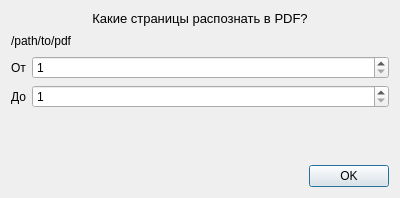
This is src/godr/frontend/ui/select_pages_pdf.ui in gle8098/diagram-recognition as Qt 5 draws it before an edit. The edited form follows.
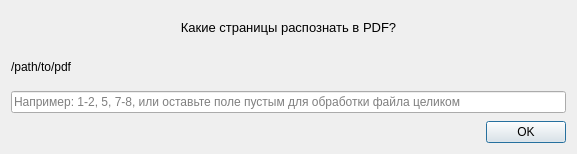
This is the edited form.

Commit message: GODR-61: better pdf page range

The edit to the form file:
```diff
--- a/src/godr/frontend/ui/select_pages_pdf.ui
+++ b/src/godr/frontend/ui/select_pages_pdf.ui
@@ -6,14 +6,14 @@
    <rect>
     <x>0</x>
     <y>0</y>
-    <width>400</width>
-    <height>198</height>
+    <width>577</width>
+    <height>154</height>
    </rect>
   </property>
   <property name="windowTitle">
    <string>Выбор страниц для pdf</string>
   </property>
-  <layout class="QVBoxLayout" name="verticalLayout" stretch="0,0,1,0">
+  <layout class="QVBoxLayout" name="verticalLayout" stretch="0,0,0,0">
    <property name="spacing">
     <number>8</number>
    </property>
@@ -40,48 +40,11 @@
     </widget>
    </item>
    <item>
-    <layout class="QFormLayout" name="formLayout">
-     <property name="horizontalSpacing">
-      <number>6</number>
+    <widget class="QLineEdit" name="page_range">
+     <property name="placeholderText">
+      <string>Например: 1-2, 5, 7-8, или оставьте поле пустым для обработки файла целиком</string>
      </property>
-     <property name="verticalSpacing">
-      <number>6</number>
-     </property>
-     <item row="0" column="0">
-      <widget class="QLabel" name="label">
-       <property name="text">
-        <string>От</string>
-       </property>
-      </widget>
-     </item>
-     <item row="0" column="1">
-      <widget class="QSpinBox" name="start_page">
-       <property name="minimum">
-        <number>1</number>
-       </property>
-       <property name="maximum">
-        <number>9999</number>
-       </property>
-      </widget>
-     </item>
-     <item row="1" column="0">
-      <widget class="QLabel" name="label_2">
-       <property name="text">
-        <string>До</string>
-       </property>
-      </widget>
-     </item>
-     <item row="1" column="1">
-      <widget class="QSpinBox" name="end_page">
-       <property name="minimum">
-        <number>1</number>
-       </property>
-       <property name="maximum">
-        <number>9999</number>
-       </property>
-      </widget>
-     </item>
-    </layout>
+    </widget>
    </item>
    <item>
     <widget class="QDialogButtonBox" name="buttonBox">
```
Left out of the diff: 8 changed lines with no effect on the pictures. The commit also changes 3 other files.
